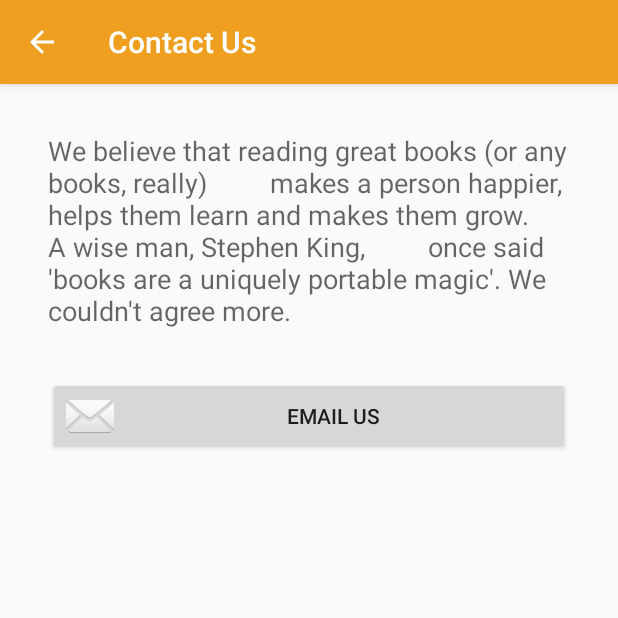
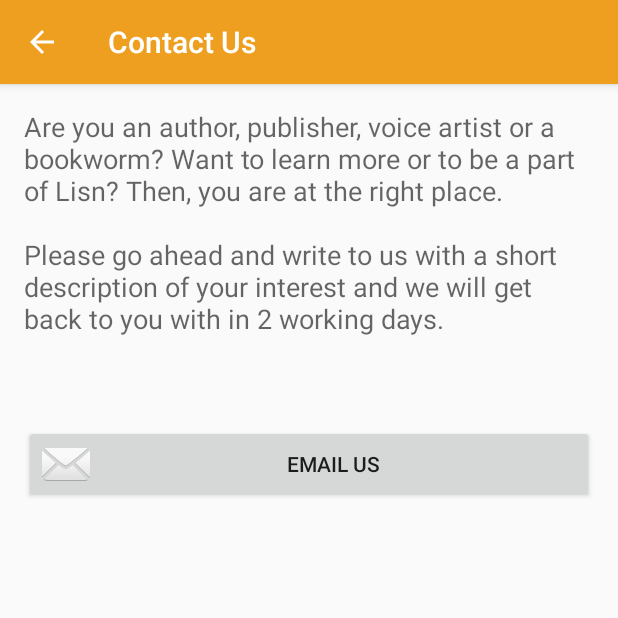
Before and after one commit to ruwank/Book, an Android app: the ContactusActivity screen opened directly, with no data from a screen before it, on a phone screen of 412 x 824 dp, the top half of it. Run offline under Robolectric (Android 15) with nearby library versions, the phone set to English and light mode, and no system bars; libraries missing offline, so code that uses them is left out: com.crashlytics.android, com.facebook, com.facebook.login, io.fabric.sdk.

Commit message:
update images

```diff
--- a/lisn/src/main/java/audio/lisn/activity/AboutUsActivity.java
+++ b/lisn/src/main/java/audio/lisn/activity/AboutUsActivity.java
@@ -3,7 +3,9 @@
 import android.os.Bundle;
 import android.support.v7.app.AppCompatActivity;
 import android.support.v7.widget.Toolbar;
+import android.text.Html;
 import android.view.MenuItem;
+import android.widget.TextView;
 
 import audio.lisn.R;
 
@@ -19,6 +21,8 @@
         setSupportActionBar((Toolbar) findViewById(R.id.toolbar));
         getSupportActionBar().setDisplayHomeAsUpEnabled(true);
         getSupportActionBar().setTitle(R.string.action_about_us);
+        TextView textView= (TextView) findViewById(R.id.about_us);
+        textView.setText(Html.fromHtml(getString( R.string.about_us_text)));
 
 
 
--- a/lisn/src/main/java/audio/lisn/activity/ContactusActivity.java
+++ b/lisn/src/main/java/audio/lisn/activity/ContactusActivity.java
@@ -4,9 +4,11 @@
 import android.os.Bundle;
 import android.support.v7.app.AppCompatActivity;
 import android.support.v7.widget.Toolbar;
+import android.text.Html;
 import android.view.MenuItem;
 import android.view.View;
 import android.widget.Button;
+import android.widget.TextView;
 
 import audio.lisn.R;
 
@@ -19,6 +21,9 @@
         setSupportActionBar((Toolbar) findViewById(R.id.toolbar));
         getSupportActionBar().setDisplayHomeAsUpEnabled(true);
         getSupportActionBar().setTitle(R.string.action_contact_us);
+
+        TextView textView= (TextView) findViewById(R.id.contact_us_text);
+        textView.setText(Html.fromHtml(getString(R.string.contact_us_text)));
 
         Button btnEmail= (Button) findViewById(R.id.btnEmail);
         btnEmail.setOnClickListener(new View.OnClickListener() {
--- a/lisn/src/main/res/layout/content_contactus.xml
+++ b/lisn/src/main/res/layout/content_contactus.xml
@@ -11,26 +11,21 @@
 
 
     <TextView
-        android:id="@+id/description"
-
+        android:id="@+id/contact_us_text"
         android:layout_width="match_parent"
         android:layout_height="wrap_content"
         android:textAppearance="?android:attr/textAppearanceMedium"
-        android:text="We believe that reading great books (or any books, really)
-        makes a person happier, helps them learn and makes them grow. A wise man, Stephen King,
-        once said 'books are a uniquely portable magic'. We couldn't agree more.
-"
-        android:layout_margin="@dimen/activity_vertical_margin"
+        android:text=""
         />
 
     <Button
         android:id="@+id/btnEmail"
         android:layout_width="match_parent"
         android:layout_height="wrap_content"
-        android:layout_margin="@dimen/activity_vertical_margin"
+        android:layout_marginTop="@dimen/activity_vertical_margin"
         android:text="Email Us"
         android:drawableLeft="@android:drawable/ic_dialog_email"
-        android:layout_below="@+id/description"
+        android:layout_below="@+id/contact_us_text"
         />
 
 
--- a/lisn/src/main/res/layout/view_my_book.xml
+++ b/lisn/src/main/res/layout/view_my_book.xml
@@ -25,7 +25,9 @@
                 android:layout_width="match_parent"
                 android:layout_height="wrap_content"
                 android:adjustViewBounds="true"
-                android:layout_centerHorizontal="true"/>
+                android:layout_centerHorizontal="true"
+                android:transitionName="@string/transition_book"
+                />
 
 
             <audio.lisn.view.EllipsizingTextView
--- a/lisn/src/main/res/layout/view_store_book.xml
+++ b/lisn/src/main/res/layout/view_store_book.xml
@@ -25,7 +25,9 @@
                 android:layout_width="match_parent"
                 android:layout_height="wrap_content"
                 android:adjustViewBounds="true"
-                android:layout_centerHorizontal="true"/>
+                android:layout_centerHorizontal="true"
+                android:transitionName="@string/transition_book"
+                />
             <RelativeLayout
                 android:id="@+id/preview_layout"
                 android:layout_margin="@dimen/book_item_margin"
--- a/lisn/src/main/res/values/styles.xml
+++ b/lisn/src/main/res/values/styles.xml
@@ -15,6 +15,7 @@
     <!-- Application theme. -->
     <style name="AppTheme" parent="AppBaseTheme">
 
+        <item name="android:windowContentTransitions">true</item>
 
         <!-- All customizations that are NOT specific to a particular API-level can go here. -->
     </style>
@@ -26,8 +27,8 @@
 
     <style name="bookRatingBar" parent="@android:style/Widget.RatingBar">
         <item name="android:progressDrawable">@drawable/large_rating_stars</item>
-        <item name="android:minHeight">48dip</item>
-        <item name="android:maxHeight">48dip</item>
+        <item name="android:minHeight">32dip</item>
+        <item name="android:maxHeight">32dip</item>
     </style>
 
     <style name="bookSmallRatingBar" parent="@android:style/Widget.RatingBar">
```
Also changed, not shown: lisn/src/main/res/layout/content_about_us.xml (+2 -10 lines), lisn/src/main/res/drawable-hdpi/ic_launcher.png, lisn/src/main/res/drawable-hdpi/ic_notification.png, lisn/src/main/res/drawable-mdpi/ic_launcher.png, lisn/src/main/res/drawable-mdpi/ic_notification.png, lisn/src/main/res/drawable-nodpi/ui_bg_logo.png, lisn/src/main/res/drawable-xhdpi/ic_launcher.png, lisn/src/main/res/drawable-xhdpi/ic_notification.png, lisn/src/main/res/drawable-xxhdpi/ic_launcher.png, lisn/src/main/res/drawable-xxhdpi/ic_notification.png.
